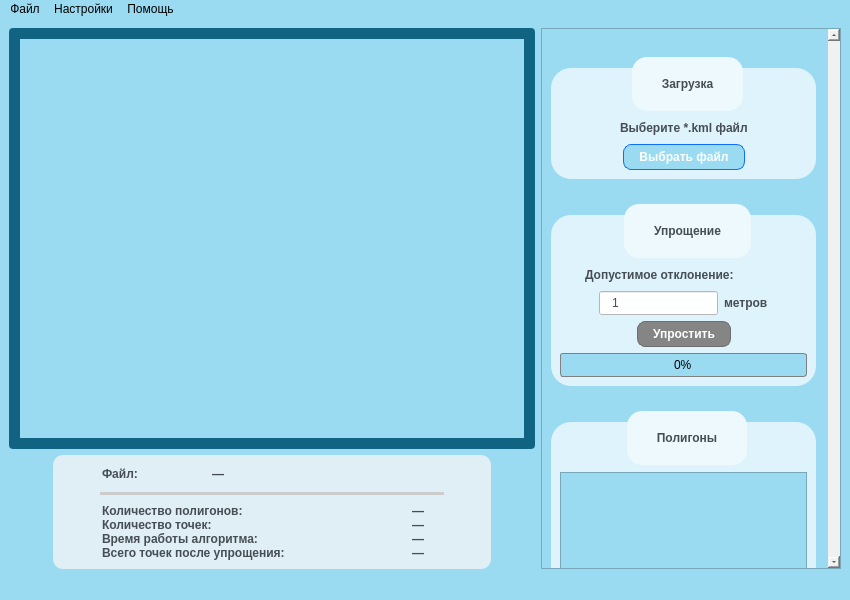
Old version of the form View/view.ui in the repository safosaffers/KMLViewer.
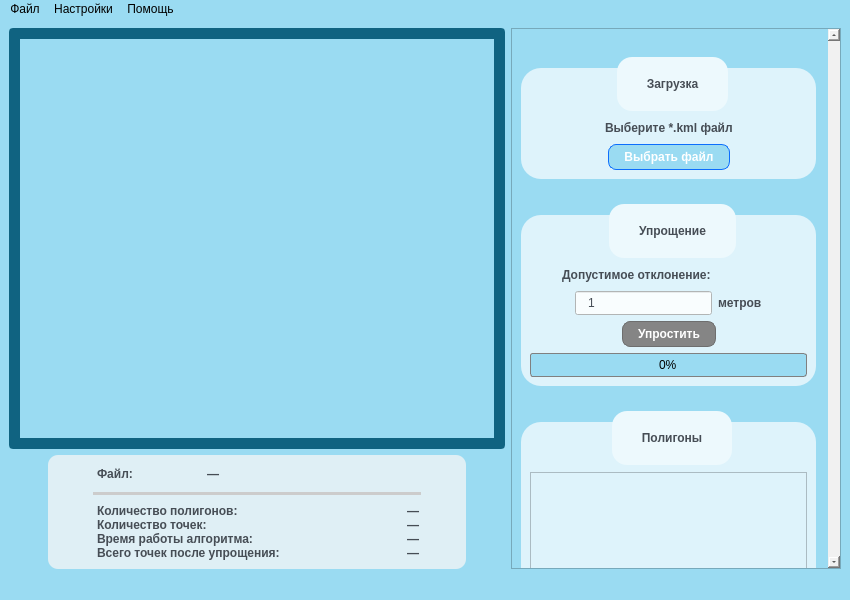
New version of the form.

Commit message: Feat: Update style for Polygon info table

```diff
--- a/View/view.ui
+++ b/View/view.ui
@@ -85,7 +85,7 @@
     padding: 5px 15px;
 }
 QLineEdit {
-    background-color: rgb(255, 255, 255);
+    background-color: #f9fdfe;
     padding: 3px 10px;
 	font: 12pt &quot;Verdana&quot;;
     color: #464d55;
@@ -580,7 +580,7 @@
        <widget class="QScrollArea" name="scrollArea">
         <property name="maximumSize">
          <size>
-          <width>300</width>
+          <width>600</width>
           <height>16777215</height>
          </size>
         </property>
@@ -602,8 +602,8 @@
          <property name="geometry">
           <rect>
            <x>0</x>
-           <y>-240</y>
-           <width>286</width>
+           <y>0</y>
+           <width>316</width>
            <height>872</height>
           </rect>
          </property>
@@ -623,7 +623,7 @@
               </property>
               <property name="maximumSize">
                <size>
-                <width>300</width>
+                <width>600</width>
                 <height>16777215</height>
                </size>
               </property>
@@ -750,7 +750,7 @@
              <widget class="QGroupBox" name="groupBox_2">
               <property name="maximumSize">
                <size>
-                <width>300</width>
+                <width>600</width>
                 <height>16777215</height>
                </size>
               </property>
@@ -945,7 +945,7 @@
               </property>
               <property name="maximumSize">
                <size>
-                <width>300</width>
+                <width>600</width>
                 <height>16777215</height>
                </size>
               </property>
@@ -985,30 +985,33 @@
                      <height>0</height>
                     </size>
                    </property>
+                   <property name="autoFillBackground">
+                    <bool>false</bool>
+                   </property>
                    <property name="styleSheet">
                     <string notr="true">
-/* --------QTABLEWIDGET-------- */ 
-QTableWidget {
+/* --------QTABLEVIEW-------- */ 
+QTableView {
     gridline-color: #1683aa;
     color: #464d55;
-    background-color: #9adbf2;
+    background-color: #DEF3FB;
 	font: 12pt &quot;Segoe UI&quot;;
     font-weight: 600;
-    /*background-color: #def3fb; /* фон таблицы */
     outline: 0px; /* убирает пунктир при фокусе */
 }
 
-QTableWidget::item {
+QTableView::item {
 	font: 18pt &quot;Segoe UI&quot;;
     font-weight: bold;
     border: 1px solid #1683aa;
     padding: 5px;
-    background-color: #9adbf2; /* фон ячейки */
+    background-color: #f9fdfe; /* фон ячейки */
     color: #404040; /* цвет текста */
 }
 
 QHeaderView::section {
     background-color: #e0f0ff;
+    color: #464d55;
     padding: 4px;
     border: 1px solid #1683aa;
 	font: 12pt &quot;Segoe UI&quot;;
@@ -1017,12 +1020,30 @@
     background-color: #def3fb;
     border: none;
 }
-QTableWidget::item:selected {
+QTableView::item:selected {
     background-color: #b3d7ff;
     color: black;
 }
-/* --------QTABLEWIDGET (END) -------- */ </string>
+/* --------QTABLEVIEW(END) -------- */ </string>
                    </property>
+                   <attribute name="horizontalHeaderCascadingSectionResizes">
+                    <bool>false</bool>
+                   </attribute>
+                   <attribute name="horizontalHeaderMinimumSectionSize">
+                    <number>30</number>
+                   </attribute>
+                   <attribute name="horizontalHeaderShowSortIndicator" stdset="0">
+                    <bool>false</bool>
+                   </attribute>
+                   <attribute name="horizontalHeaderStretchLastSection">
+                    <bool>true</bool>
+                   </attribute>
+                   <attribute name="verticalHeaderVisible">
+                    <bool>false</bool>
+                   </attribute>
+                   <attribute name="verticalHeaderStretchLastSection">
+                    <bool>true</bool>
+                   </attribute>
                   </widget>
                  </item>
                 </layout>
```
Left out of the diff: 2 changed lines with no effect on the pictures. The commit also changes 2 other files.
